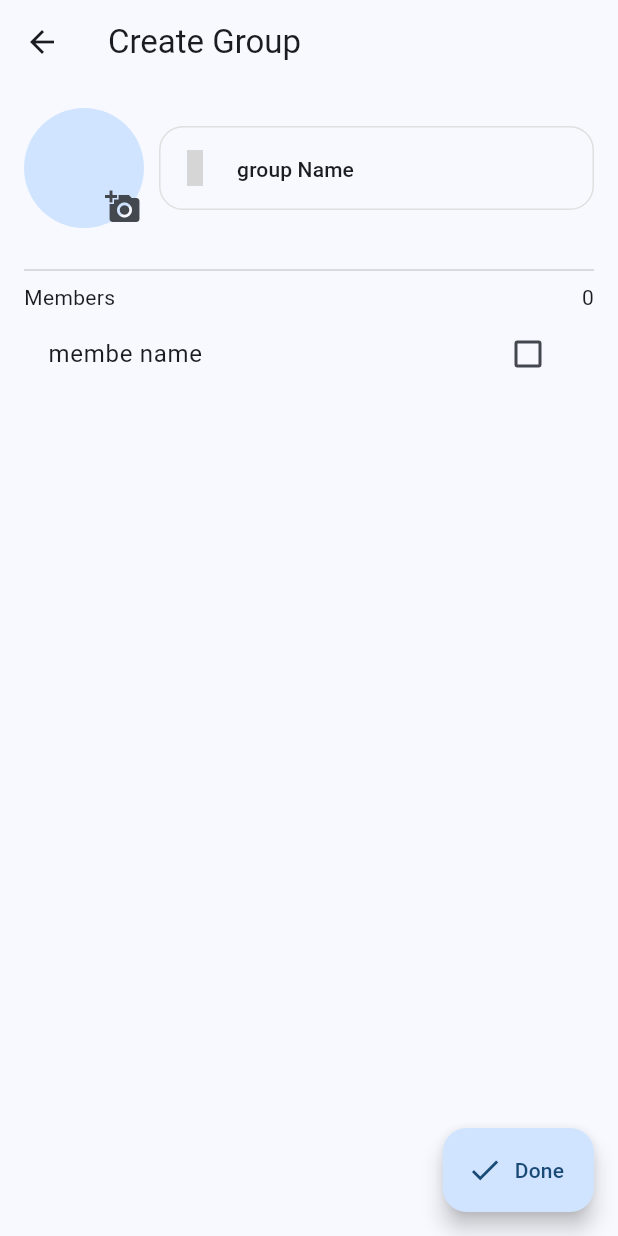
After one commit to mohameddefalaa/Chat_App, a Flutter app: the screen it shows after launch, item 2 of the bottom bar chosen, after a tap on the "group add" icon, on a phone screen of 412 x 824 dp. The commit adds this screen. Run offline on Flutter 3.47's test engine with Material 3 defaults, Android fonts, the phone set to English and light mode, and no system bars; our stand-ins replace flutter_svg, iconsax; grey boxes are pictures that could not be loaded.

Commit message:
finish create group screen

```diff
--- /dev/null
+++ b/chatapp/lib/Group/create_group_screen.dart
@@ -0,0 +1,89 @@
+import 'package:chatapp/Widgets/custome_text_field.dart';
+import 'package:flutter/material.dart';
+import 'package:iconsax/iconsax.dart';
+
+class create_group_screen extends StatefulWidget {
+  const create_group_screen({super.key});
+
+  @override
+  State<create_group_screen> createState() => _create_group_screenState();
+}
+
+TextEditingController groupcontroller = TextEditingController();
+
+class _create_group_screenState extends State<create_group_screen> {
+  @override
+  Widget build(BuildContext context) {
+    return Scaffold(
+      floatingActionButton: FloatingActionButton.extended(
+        onPressed: () {},
+        label: Text('Done'),
+        icon: Icon(Icons.done),
+      ),
+      appBar: AppBar(
+        title: const Text('Create Group '),
+      ),
+      body: Expanded(
+          child: Padding(
+        padding: const EdgeInsets.all(16.0),
+        child: Column(
+          children: [
+            Row(
+              crossAxisAlignment: CrossAxisAlignment.center,
+              children: [
+                Stack(
+                  clipBehavior: Clip.none,
+                  children: [
+                    const CircleAvatar(
+                      radius: 40,
+                    ),
+                    Positioned(
+                      bottom: -10,
+                      right: -10,
+                      child: IconButton(
+                          onPressed: () {}, icon: Icon(Icons.add_a_photo)),
+                    )
+                  ],
+                ),
+                const SizedBox(
+                  width: 10,
+                ),
+                Expanded(
+                  child: custome_textFormField(
+                      hideicon: false,
+                      ishidetext: false,
+                      hintText: 'group Name',
+                      customeicon: const Icon(Iconsax.user),
+                      controller: groupcontroller),
+                ),
+              ],
+            ),
+            const SizedBox(
+              height: 20,
+            ),
+            Divider(
+              thickness: .8,
+            ),
+            Row(
+              children: [
+                Text('Members'),
+                Spacer(),
+                Text('0'),
+              ],
+            ),
+            Expanded(
+              child: ListView(
+                children: [
+                  CheckboxListTile(
+                      title: Text('membe name '),
+                      value: false,
+                      onChanged: (value) {}),
+                ],
+              ),
+            )
+          ],
+        ),
+      )),
+    );
+  }
+}
--- a/chatapp/lib/Group/group_home_view.dart
+++ b/chatapp/lib/Group/group_home_view.dart
@@ -1,4 +1,5 @@
-import 'package:chatapp/chat/ustome_list_tile.dart';
+import 'package:chatapp/Group/create_group_screen.dart';
+import 'package:chatapp/chat/custome_list_tile.dart';
 import 'package:flutter/material.dart';
 
 class Group_View extends StatefulWidget {
@@ -12,8 +13,20 @@ class _Group_ViewState extends State<Group_View> {
   @override
   Widget build(BuildContext context) {
     return Scaffold(
+      floatingActionButton: FloatingActionButton(
+        onPressed: () {
+          Navigator.of(context).push(
+            MaterialPageRoute(
+              builder: (context) {
+                return create_group_screen();
+              },
+            ),
+          );
+        },
+        child: Icon(Icons.group_add),
+      ),
       appBar: AppBar(
-        title: Text('groups view '),
+        title: Text('Groups  '),
       ),
       body: Custome_list_tile(
         ontap: () {},
```
Also changed, not shown: chatapp/lib/chat/Custome_floating_button.dart (added, +55 -0 lines), chatapp/lib/chat/chat_home_view.dart (+3 -41 lines), chatapp/lib/chat/custome_list_tile.dart (renamed from chatapp/lib/chat/ustome_list_tile.dart).
